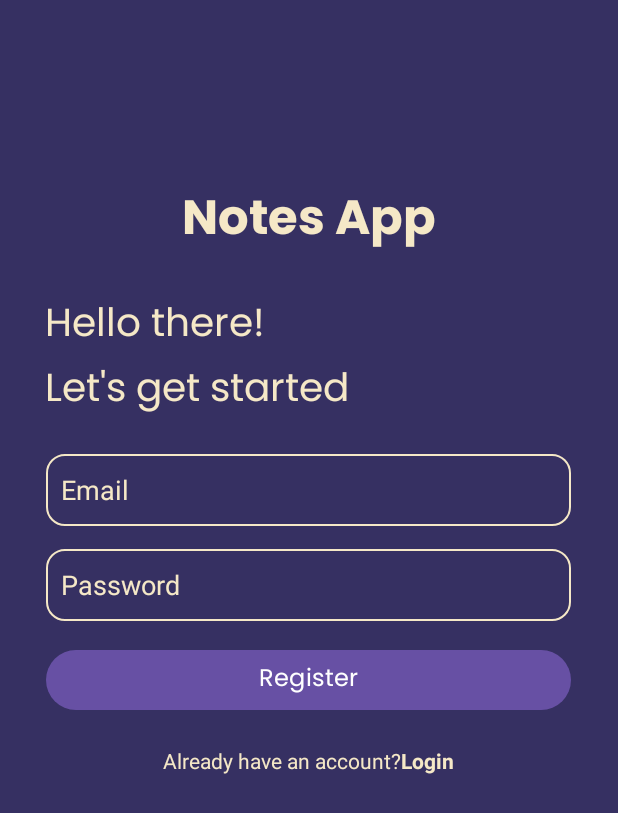
After one commit to fayzul666/Final-Project-PAPB, an Android app: the layout activity_create_account.xml on its own in the app's theme, with its tools: preview values and no code run, on a phone screen of 412 x 824 dp. The commit adds this screen. Shown: the top 813 px of the screen. Run offline under Robolectric (Android 15) with nearby library versions, the phone set to English and light mode, and no system bars.

Commit message:
update regist

```diff
--- a/app/build.gradle
+++ b/app/build.gradle
@@ -44,6 +44,8 @@ dependencies {
 
     //rounded imageView
     implementation 'com.makeramen:roundedimageview:2.3.0'
+    implementation 'com.google.firebase:firebase-firestore:24.9.1'
+    implementation 'com.google.firebase:firebase-auth:22.3.0'
 
     testImplementation 'junit:junit:4.13.2'
     androidTestImplementation 'androidx.test.ext:junit:1.1.5'
--- /dev/null
+++ b/app/src/main/res/drawable/rounded_corner.xml
@@ -0,0 +1,8 @@
+<?xml version="1.0" encoding="utf-8"?>
+<shape xmlns:android="http://schemas.android.com/apk/res/android"
+    android:shape="rectangle">
+
+    <stroke android:width="1dp" android:color="@color/colorSecondary"/>
+    <corners android:radius="12dp"/>
+
+</shape>
--- /dev/null
+++ b/app/src/main/res/layout/activity_create_account.xml
@@ -0,0 +1,126 @@
+<?xml version="1.0" encoding="utf-8"?>
+<RelativeLayout xmlns:android="http://schemas.android.com/apk/res/android"
+    xmlns:app="http://schemas.android.com/apk/res-auto"
+    xmlns:tools="http://schemas.android.com/tools"
+    android:layout_width="match_parent"
+    android:layout_height="match_parent"
+    android:background="@color/colorPrimary"
+    tools:context=".CreateAccountActivity">
+
+    <TextView
+        android:id="@+id/tvTitleRegis"
+        android:layout_width="wrap_content"
+        android:layout_height="wrap_content"
+        android:layout_centerHorizontal="true"
+        android:layout_marginTop="120dp"
+        android:text="Notes App"
+        android:fontFamily="@font/poppins_bold"
+        android:textSize="32sp"
+        android:textColor="@color/colorSecondary"/>
+
+    <LinearLayout
+        android:id="@+id/helloSign"
+        android:layout_width="match_parent"
+        android:layout_height="wrap_content"
+        android:layout_marginTop="20dp"
+        android:layout_marginStart="30dp"
+        android:layout_marginEnd="30dp"
+        android:layout_below="@+id/tvTitleRegis"
+        android:orientation="vertical">
+
+        <TextView
+            android:layout_width="match_parent"
+            android:layout_height="wrap_content"
+            android:text="Hello there!"
+            android:fontFamily="@font/poppins_regular"
+            android:textColor="@color/colorSecondary"
+            android:textSize="26sp" />
+
+        <TextView
+            android:layout_width="match_parent"
+            android:layout_height="wrap_content"
+            android:text="Let's get started"
+            android:fontFamily="@font/poppins_regular"
+            android:textColor="@color/colorSecondary"
+            android:textSize="26sp" />
+
+
+
+    </LinearLayout>
+
+    <LinearLayout
+        android:id="@+id/formRegister"
+        android:layout_width="match_parent"
+        android:layout_height="wrap_content"
+        android:layout_marginTop="20dp"
+        android:layout_below="@+id/helloSign"
+        android:orientation="vertical">
+
+        <EditText
+            android:id="@+id/etEmail"
+            android:layout_width= "350dp"
+            android:layout_height= "48dp"
+            android:padding="10dp"
+            android:layout_gravity="center"
+            android:background="@drawable/rounded_corner"
+            android:hint="Email"
+            android:textColorHint="@color/colorSecondary"
+            android:textColor="@color/colorSecondary"/>
+
+        <EditText
+            android:id="@+id/etPass"
+            android:layout_width= "350dp"
+            android:layout_height= "48dp"
+            android:layout_marginTop="15dp"
+            android:padding="10dp"
+            android:layout_gravity="center"
+            android:background="@drawable/rounded_corner"
+            android:hint="Password"
+            android:textColorHint="@color/colorSecondary"
+            android:textColor="@color/colorSecondary"/>
+
+        <com.google.android.material.button.MaterialButton
+            android:id="@+id/btRegister"
+            android:layout_width="350dp"
+            android:layout_height="48dp"
+            android:layout_marginTop="15dp"
+            android:fontFamily="@font/poppins_regular"
+            android:textSize="16sp"
+            android:text="Register"
+            android:layout_gravity="center"/>
+
+        <ProgressBar
+            android:id="@+id/pbRegister"
+            android:layout_width="20dp"
+            android:layout_height="20dp"
+            android:layout_marginTop="30dp"
+            android:indeterminateTint="@color/colorSecondary"
+            android:layout_gravity="center"
+            android:visibility="gone"/>
+
+    </LinearLayout>
+
+    <LinearLayout
+        android:layout_width="match_parent"
+        android:layout_height="wrap_content"
+        android:layout_marginTop="20dp"
+        android:layout_below="@+id/formRegister"
+        android:orientation="horizontal"
+        android:gravity="center">
+
+        <TextView
+            android:layout_width="wrap_content"
+            android:layout_height="wrap_content"
+            android:text="Already have an account?" />
+
+        <TextView
+            android:id="@+id/tvLoginBtn"
+            android:layout_width="wrap_content"
+            android:layout_height="wrap_content"
+            android:textStyle="bold"
+            android:text="Login"/>
+
+    </LinearLayout>
+
+
+</RelativeLayout>
--- a/app/src/main/res/layout/activity_main.xml
+++ b/app/src/main/res/layout/activity_main.xml
@@ -33,8 +33,7 @@
         android:orientation="horizontal"
         android:paddingStart="10dp"
         android:paddingEnd="10dp"
-        app:layout_constraintTop_toBottomOf="@+id/tvNotesApp"
-        tools:layout_editor_absoluteX="10dp">
+        app:layout_constraintTop_toBottomOf="@+id/tvNotesApp">
 
         <ImageView
             android:layout_width="20dp"
--- a/app/src/main/res/values-night/themes.xml
+++ b/app/src/main/res/values-night/themes.xml
@@ -3,5 +3,7 @@
     <style name="Base.Theme.NotesApp" parent="Theme.Material3.DayNight.NoActionBar">
         <!-- Customize your dark theme here. -->
         <!-- <item name="colorPrimary">@color/my_dark_primary</item> -->
+        <item name="android:textColor">@color/colorSecondary</item>
+        <item name="android:textColorHint">@color/colorSecondary</item>
     </style>
 </resources>
--- a/app/src/main/res/values/themes.xml
+++ b/app/src/main/res/values/themes.xml
@@ -3,6 +3,8 @@
     <style name="Base.Theme.NotesApp" parent="Theme.Material3.DayNight.NoActionBar">
         <!-- Customize your light theme here. -->
         <!-- <item name="colorPrimary">@color/my_light_primary</item> -->
+        <item name="android:textColor">@color/colorSecondary</item>
+        <item name="android:textColorHint">@color/colorSecondary</item>
     </style>
 
     <style name="Theme.NotesApp" parent="Base.Theme.NotesApp" />
```
Also changed, not shown: app/src/main/AndroidManifest.xml (+9 -4 lines), app/src/main/java/jul/mobile/notesapp/CreateAccountActivity.java (added, +107 -0 lines), app/src/main/java/jul/mobile/notesapp/CreateNotesActivity.java (+25 -2 lines), app/src/main/java/jul/mobile/notesapp/SplashActivity.java (added, +25 -0 lines), app/src/main/res/layout/activity_create_notes.xml (+21 -11 lines), app/src/main/res/layout/activity_splash.xml (added, +30 -0 lines), app/src/main/res/font/poppins_black.ttf (added), app/src/main/res/font/poppins_bold.ttf (added), app/src/main/res/font/poppins_light.ttf (added), app/src/main/res/font/poppins_medium.ttf (added), app/src/main/res/font/poppins_regular.ttf (added), app/src/main/res/font/poppins_semibold.ttf (added), app/src/main/res/font/poppins_thin.ttf (added).
